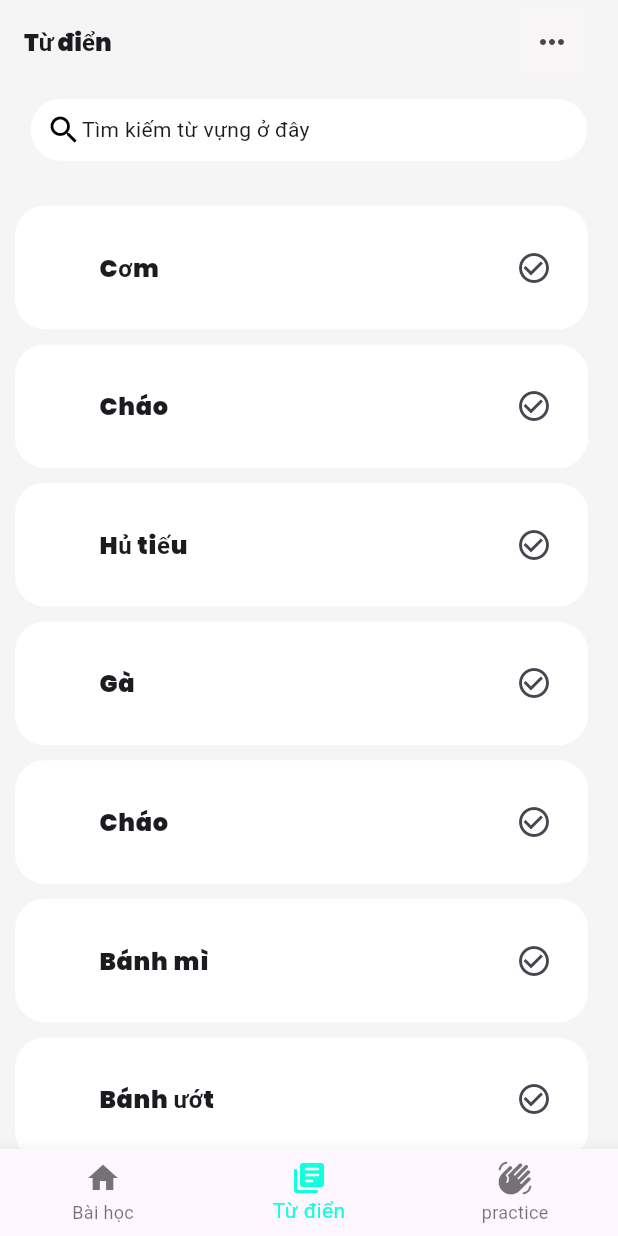
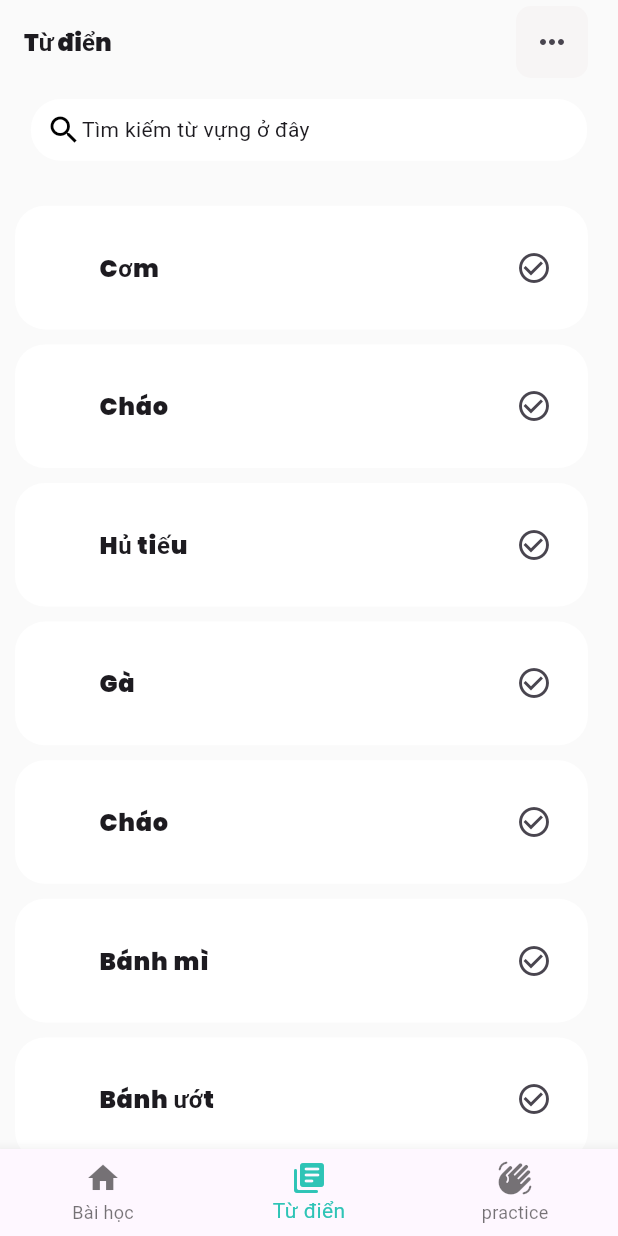
Before and after one commit to GDSC-UIT/LinkingSign-mobile, a Flutter app: the screen it shows after launch, item 2 of the bottom bar chosen, after a tap on the "keyboard control" icon, on a phone screen of 412 x 824 dp. Run offline on Flutter 3.47's test engine with Material 3 defaults, Android fonts, the phone set to English and light mode, and no system bars; our stand-ins replace camera, flutter_svg, get, google_fonts, hexcolor, percent_indicator and 1 more.

Commit message:
New nav bar integrated

```diff
--- a/lib/app/core/const/color.dart
+++ b/lib/app/core/const/color.dart
@@ -1,9 +1,11 @@
 import 'dart:ui';
 
 class ColorClass {
-  static const mainColor = Color.fromARGB(255, 16, 255, 223);
-  static const myBackground = Color.fromARGB(255, 245, 245, 245);
+  static Color mainColor = const Color(0xFF2EC4B6);
+  static Color myBackground = const Color(0xFFFAFAFA);
   static const myTopicCardBG = Color.fromARGB(255, 255, 255, 255);
   static const circleColor = Color.fromARGB(255, 232, 255, 251);
   static const darkMainColor = Color.fromARGB(255, 11, 216, 182);
 }
+// static const myBackground = Color.fromARGB(255, 245, 245, 245);
+// static const mainColor = Color.fromARGB(255, 16, 255, 223);
--- a/lib/app/core/extension/color_ex.dart
+++ b/lib/app/core/extension/color_ex.dart
@@ -16,3 +16,4 @@ extension HexColor on Color {
       '${green.toRadixString(16).padLeft(2, '0')}'
       '${blue.toRadixString(16).padLeft(2, '0')}';
 }
+//https://stackoverflow.com/questions/50081213/how-do-i-use-hexadecimal-color-strings-in-flutter
--- /dev/null
+++ b/lib/app/data/controller/nav_bar_controller.dart
@@ -0,0 +1,10 @@
+import 'package:get/get_state_manager/get_state_manager.dart';
+
+class NavController extends GetxController {
+  var tabIndex = 0;
+
+  void changeTabIndex(int index) {
+    tabIndex = index;
+    update();
+  }
+}
--- /dev/null
+++ b/lib/app/global_widgets/bottom_nav_bar.dart
@@ -0,0 +1,67 @@
+import 'package:flutter/material.dart';
+import 'package:get/get.dart';
+import 'package:hexcolor/hexcolor.dart';
+import 'package:vsa_mobile/app/core/const/color.dart';
+import 'package:vsa_mobile/app/modules/dictionary/screens/dictionary_screen.dart';
+import 'package:vsa_mobile/app/modules/lessons/screens/lesson_screen.dart';
+import 'package:vsa_mobile/app/modules/practice/screens/practice_screen.dart';
+import 'package:vsa_mobile/app/data/controller/nav_bar_controller.dart';
+
+class MyBottomNavBar extends StatefulWidget {
+  const MyBottomNavBar({super.key});
+
+  @override
+  State<MyBottomNavBar> createState() => _MyBottomNavBarState();
+}
+
+class _MyBottomNavBarState extends State<MyBottomNavBar> {
+  @override
+  Widget build(BuildContext context) {
+    final controller = Get.put(NavController());
+    return GetBuilder<NavController>(builder: (context) {
+      return Scaffold(
+        backgroundColor: HexColor("#F6FBFA"),
+        body: IndexedStack(
+          index: controller.tabIndex,
+          children: [
+            LessonView(),
+            const DictionaryView(),
+            const PracticeView()
+          ],
+        ),
+        bottomNavigationBar: BottomNavigationBar(
+          selectedItemColor: ColorClass.mainColor,
+          currentIndex: controller.tabIndex,
+          onTap: controller.changeTabIndex,
+          items: const [
+            BottomNavigationBarItem(
+              icon: Icon(
+                Icons.home,
+              ),
+              label: 'Bài học',
+              backgroundColor: Colors.orange,
+            ),
+            BottomNavigationBarItem(
+              icon: Icon(
+                Icons.my_library_books_rounded,
+              ),
+              label: 'Từ điển',
+              backgroundColor: Colors.orange,
+            ),
+            BottomNavigationBarItem(
+              icon: Icon(
+                Icons.waving_hand_rounded,
+              ),
+              label: 'practice',
+              backgroundColor: Colors.green,
+            )
+          ],
+        ),
+      );
+    });
+  }
+}
+
+_bottombarItem(IconData icon, String label) {
+  return BottomNavigationBarItem(icon: Icon(icon), label: label);
+}
--- a/lib/app/global_widgets/word_card.dart
+++ b/lib/app/global_widgets/word_card.dart
@@ -49,9 +49,7 @@ class WordCard extends StatelessWidget {
               context,
               MaterialPageRoute(
                   builder: (builder) => LearningScreen(
-                        screenWidth: context.width * 2,
-                        screenHeight: context.height,
-                        word: title,
+                        title,
                       )));
         },
       ),
--- a/lib/app/modules/dictionary/screens/dictionary_screen.dart
+++ b/lib/app/modules/dictionary/screens/dictionary_screen.dart
@@ -1,4 +1,6 @@
 import 'package:flutter/material.dart';
+import 'package:google_fonts/google_fonts.dart';
+import 'package:vsa_mobile/app/core/const/color.dart';
 import 'package:vsa_mobile/app/core/const/const_dimension.dart';
 
 import 'package:vsa_mobile/app/modules/dictionary/widgets/dictionary_list.dart';
@@ -27,7 +29,31 @@ class DictionaryView extends StatelessWidget {
   Widget build(BuildContext context) {
     final screenWidth = MediaQuery.of(context).size.width;
     final screenHeight = MediaQuery.of(context).size.height;
-    return Column(
+
+    return Scaffold(
+        appBar: AppBar(
+          title: Text("Từ điển",
+              style: GoogleFonts.poppins(
+                  fontSize: 16,
+                  fontWeight: FontWeight.w600,
+                  letterSpacing: -0.011)),
+          surfaceTintColor: Colors.transparent,
+          actions: [
+            Container(
+                margin: const EdgeInsets.only(right: 20),
+                decoration: BoxDecoration(
+                  color: const Color.fromARGB(255, 247, 245, 245),
+                  borderRadius: BorderRadius.circular(10),
+                ),
+                child: IconButton(
+                  onPressed: () {},
+                  icon: const Icon(Icons.more_horiz),
+                  // icon: const Icon(Icons.search),
+                ))
+          ],
+          backgroundColor: ColorClass.myBackground,
+        ),
+        body: Column(
           crossAxisAlignment: CrossAxisAlignment.center,
           children: [
             const SizedBox(height: 10),
@@ -41,7 +67,8 @@ class DictionaryView extends StatelessWidget {
             const SizedBox(height: 10),
             const Expanded(child: DictionaryList()),
           ],
-    );
+        ));
+
     //return const DictionaryList();
   }
 }
--- a/lib/app/modules/lessons/screens/lesson_screen.dart
+++ b/lib/app/modules/lessons/screens/lesson_screen.dart
@@ -1,4 +1,8 @@
 import 'package:flutter/material.dart';
+import 'package:google_fonts/google_fonts.dart';
+import 'package:hexcolor/hexcolor.dart';
+import 'package:vsa_mobile/app/core/const/color.dart';
+import 'package:vsa_mobile/app/core/extension/color_ex.dart';
 import 'package:vsa_mobile/app/core/const/const_dimension.dart';
 import 'package:vsa_mobile/app/data/models/topic.dart';
 import 'package:vsa_mobile/app/global_widgets/searching_bar.dart';
@@ -15,9 +19,32 @@ class LessonView extends StatelessWidget {
   Widget build(BuildContext context) {
     final screenWidth = MediaQuery.of(context).size.width;
     final screenHeight = MediaQuery.of(context).size.height;
-    return Column(
+    return Scaffold(
+        appBar: AppBar(
+            title: Text("Bài học",
+                style: GoogleFonts.poppins(
+                    fontSize: 16,
+                    fontWeight: FontWeight.w600,
+                    letterSpacing: -0.011)),
+            surfaceTintColor: Colors.transparent,
+            actions: [
+              Container(
+                  margin: const EdgeInsets.only(right: 20),
+                  decoration: BoxDecoration(
+                    color: const Color.fromARGB(255, 247, 245, 245),
+                    borderRadius: BorderRadius.circular(10),
+                  ),
+                  child: IconButton(
+                    onPressed: () {},
+                    icon: const Icon(Icons.more_horiz),
+                    // icon: const Icon(Icons.search),
+                  ))
+            ],
+            backgroundColor: ColorClass.myBackground),
+        body: Column(
           mainAxisAlignment: MainAxisAlignment.spaceBetween,
           children: [
+            const SizedBox(height: 20),
             SearchingBar(
                 0.9 * screenWidth,
                 screenHeight < horizontalHeight
@@ -27,6 +54,6 @@ class LessonView extends StatelessWidget {
                 TopicSearch()),
             Expanded(child: WordTopicList())
           ],
-    );
+        ));
   }
 }
--- a/lib/app/modules/practice/screens/practice_screen.dart
+++ b/lib/app/modules/practice/screens/practice_screen.dart
@@ -1,5 +1,6 @@
 import 'package:flutter/material.dart';
 import 'package:get/get.dart';
+import 'package:google_fonts/google_fonts.dart';
 import 'package:vsa_mobile/app/core/const/color.dart';
 import 'package:vsa_mobile/app/core/const/const_dimension.dart';
 
@@ -24,7 +25,30 @@ class PracticeView extends StatelessWidget {
     //     btnCancelOnPress: () {},
     //   ).show();
     // });
-    return Column(
+    return Scaffold(
+        appBar: AppBar(
+          title: Text("Luyện tập",
+              style: GoogleFonts.poppins(
+                  fontSize: 16,
+                  fontWeight: FontWeight.w600,
+                  letterSpacing: -0.011)),
+          surfaceTintColor: Colors.transparent,
+          actions: [
+            Container(
+                margin: const EdgeInsets.only(right: 20),
+                decoration: BoxDecoration(
+                  color: const Color.fromARGB(255, 247, 245, 245),
+                  borderRadius: BorderRadius.circular(10),
+                ),
+                child: IconButton(
+                  onPressed: () {},
+                  icon: const Icon(Icons.more_horiz),
+                  // icon: const Icon(Icons.search),
+                ))
+          ],
+          backgroundColor: ColorClass.myBackground,
+        ),
+        body: Column(
           mainAxisAlignment: MainAxisAlignment.spaceBetween,
           children: [
             Container(
@@ -34,11 +58,12 @@ class PracticeView extends StatelessWidget {
                     ? context.width * 0.5
                     : context.width,
                 height: context.height * 0.2,
-            decoration: BoxDecoration(
+                decoration: const BoxDecoration(
                   color: ColorClass.darkMainColor,
                   // borderRadius: BorderRadius.circular(10),
                 ),
                 child: Column(
+                  crossAxisAlignment: CrossAxisAlignment.center,
                   children: [
                     const Align(
                       alignment: Alignment.topCenter,
@@ -53,30 +78,31 @@ class PracticeView extends StatelessWidget {
                       children: [
                         exampleImage(
                             context.height < horizontalHeight
-                            ? context.width * 0.2
+                                ? context.width * 0.1
                                 : context.width * 0.4,
                             context.height * 0.1,
                             'assets/image_test.jpg',
-                        10),
+                            5),
                         exampleImage(
                             context.height < horizontalHeight
-                            ? context.width * 0.2
-                            : context.height * 0.4,
+                                ? context.width * 0.1
+                                : context.width * 0.4,
                             context.height * 0.1,
                             'assets/image_test.jpg',
-                        10),
+                            5),
                       ],
                     ),
                   ],
                 )),
-        Expanded(
-            child: Align(
-          alignment: Alignment.bottomCenter,
-          child: MyCamera(
-              screenWidth: context.width, screenHeight: context.height),
-        )),
+            // Expanded(
+            //     child: Align(
+            //   alignment: Alignment.bottomCenter,
+            //   child: MyCamera(
+            //       screenWidth: context.width, screenHeight: context.height),
+            // )),
           ],
-    );
+        ));
+
     //return MyCamera(screen_width: screen_width, screen_height: screen_height);
   }
 }
--- /dev/null
+++ b/lib/app/routes/app_pages.dart
@@ -0,0 +1,32 @@
+import 'package:get/get.dart';
+import 'package:vsa_mobile/app/modules/dictionary/screens/dictionary_screen.dart';
+import 'package:vsa_mobile/app/modules/dictionary/screens/learning_screen.dart';
+import 'package:vsa_mobile/app/modules/lessons/screens/lesson_screen.dart';
+import 'package:vsa_mobile/app/modules/lessons/topic_list_binding.dart';
+import 'package:vsa_mobile/app/modules/practice/screens/practice_screen.dart';
+import 'package:vsa_mobile/app/routes/app_routes.dart';
+import 'package:vsa_mobile/app/global_widgets/bottom_nav_bar.dart';
+
+class AppPages {
+  static final List<GetPage> pages = [
+    GetPage(name: AppRoutes.navBar, page: () => const MyBottomNavBar()),
+    GetPage(
+      name: AppRoutes.topic,
+      page: () => LessonView(),
+    ),
+    GetPage(
+      name: AppRoutes.dictionary,
+      page: () => const DictionaryView(),
+    ),
+    GetPage(
+      name: AppRoutes.practice,
+      page: () => const PracticeView(),
+    ),
+    GetPage(
+        name: AppRoutes.learningScreen, page: () => const LearningScreen(""))
+  ];
+
+  static getTopic() => AppRoutes.topic;
+  static getDictionary() => AppRoutes.dictionary;
+  static getPractice() => AppRoutes.practice;
+}
--- /dev/null
+++ b/lib/app/routes/app_routes.dart
@@ -0,0 +1,19 @@
+class AppRoutes {
+  //navbar
+  static const navBar = '/';
+  //topic list
+  static const topic = "/topic";
+
+  //word in topic
+  static const listword = "/topic/wordlist";
+
+  //video of word
+  static const learningScreen = "/topic/wordlist/learning";
+  //dictionary
+  static const dictionary = "/dictionary";
+
+  //video
+  static const video2 = "/dictionary/learning";
+  //practice
+  static const practice = "/practice";
+}
--- a/lib/main.dart
+++ b/lib/main.dart
@@ -3,8 +3,8 @@ import 'package:flutter/material.dart';
 import 'package:flutter/services.dart';
 import 'package:get/get_navigation/src/root/get_material_app.dart';
 import 'package:vsa_mobile/app/core/const/color.dart';
-
-import 'package:vsa_mobile/app/global_widgets/my_home.dart';
+import 'package:vsa_mobile/app/routes/app_pages.dart';
+import 'package:vsa_mobile/app/routes/app_routes.dart';
 
 // List<CameraDescription> cameras = [];
 late CameraDescription firstCamera;
@@ -13,11 +13,6 @@ Future<void> main() async {
 // can be called before `runApp()`
   WidgetsFlutterBinding.ensureInitialized();
 
-// Obtain a list of the available cameras on the device.
-  final cameras = await availableCameras();
-
-// Get a specific camera from the list of available cameras.
-  firstCamera = cameras.first;
   SystemChrome.setPreferredOrientations([
     DeviceOrientation.portraitUp,
   ]);
@@ -27,24 +22,40 @@ Future<void> main() async {
 class MyApp extends StatelessWidget {
   const MyApp({super.key});
 
-  // This widget is the root of your application.
   @override
   Widget build(BuildContext context) {
     return GetMaterialApp(
-      title: 'Flutter Demo',
-      theme: ThemeData(
-        // colorScheme: ColorScheme.fromSeed(
-        //   seedColor: ColorClass.mainColor,
-        // ),
-        scaffoldBackgroundColor: ColorClass.myBackground,
-        useMaterial3: true,
-        iconTheme: const IconThemeData(color: ColorClass.mainColor),
-      ),
-      home: MyHomePage(
-        title: 'Khóa học của tôi',
-        currentScreenNumber: 0,
-      ),
       debugShowCheckedModeBanner: false,
+      initialRoute: AppRoutes.navBar,
+      getPages: AppPages.pages,
+      theme: ThemeData(scaffoldBackgroundColor: ColorClass.myBackground),
     );
   }
 }
+
+// class MyApp extends StatelessWidget {
+//   const MyApp({super.key});
+
+//   // This widget is the root of your application.
+//   @override
+//   Widget build(BuildContext context) {
+//     return GetMaterialApp(
+//       title: 'Flutter Demo',
+//       theme: ThemeData(
+//         // colorScheme: ColorScheme.fromSeed(
+//         //   seedColor: ColorClass.mainColor,
+//         // ),
+//         scaffoldBackgroundColor: ColorClass.myBackground,
+//         useMaterial3: true,
+//         iconTheme: IconThemeData(color: ColorClass.mainColor),
+//       ),
+//       home: MyHomePage(
+//         title: 'Khóa học của tôi',
+//         currentScreenNumber: 0,
+//       ),
+//       initialRoute: AppPages.getTopic(),
+//       getPages: AppPages.pages,
+//       debugShowCheckedModeBanner: false,
+//     );
+//   }
+// }
```
Also changed, not shown: lib/app/global_widgets/practice_button.dart (+6 -4 lines), lib/app/modules/dictionary/screens/learning_screen.dart (+23 -22 lines), lib/app/modules/lessons/topic_list_binding.dart (added, +9 -0 lines), lib/app/modules/practice/widgets/my_camera.dart (+14 -13 lines). Lines whose indentation alone changed are shown as unchanged.
